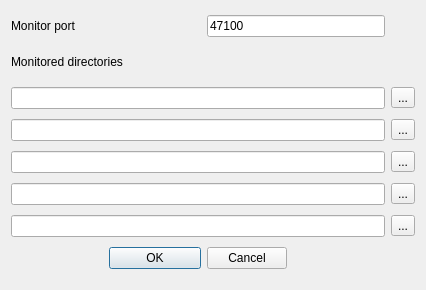
Old version of the form src/gui/runs.ui in the repository LeCAD-PEG/SOLPS-GUI.
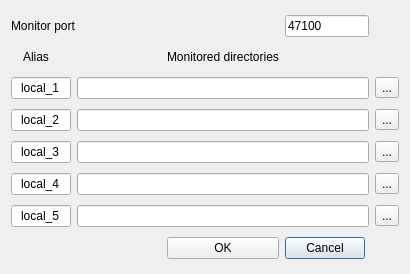
New version of the form.

Commit message: Add alias for run directories

Patch:
```diff
--- a/src/gui/runs.ui
+++ b/src/gui/runs.ui
@@ -6,38 +6,66 @@
    <rect>
     <x>0</x>
     <y>0</y>
-    <width>426</width>
-    <height>290</height>
+    <width>410</width>
+    <height>274</height>
    </rect>
   </property>
+  <property name="sizePolicy">
+   <sizepolicy hsizetype="Preferred" vsizetype="Preferred">
+    <horstretch>0</horstretch>
+    <verstretch>0</verstretch>
+   </sizepolicy>
+  </property>
   <property name="windowTitle">
    <string>Dialog</string>
   </property>
   <layout class="QGridLayout" name="gridLayout">
-   <item row="0" column="0">
-    <widget class="QLabel" name="label">
+   <item row="1" column="0">
+    <widget class="QLabel" name="label_3">
+     <property name="maximumSize">
+      <size>
+       <width>50</width>
+       <height>20</height>
+      </size>
+     </property>
+     <property name="layoutDirection">
+      <enum>Qt::LeftToRight</enum>
+     </property>
      <property name="text">
-      <string>Monitor port</string>
+      <string>Alias</string>
+     </property>
+     <property name="alignment">
+      <set>Qt::AlignCenter</set>
      </property>
     </widget>
    </item>
-   <item row="0" column="2" colspan="2">
+   <item row="0" column="3">
     <widget class="QLineEdit" name="lineEdit">
      <property name="text">
       <string>47100</string>
      </property>
     </widget>
    </item>
-   <item row="1" column="0" colspan="2">
-    <widget class="QLabel" name="label_2">
-     <property name="maximumSize">
-      <size>
-       <width>200</width>
-       <height>30</height>
-      </size>
+   <item row="2" column="1" colspan="3">
+    <widget class="QLineEdit" name="lineEdit_rundir1">
+     <property name="sizePolicy">
+      <sizepolicy hsizetype="Expanding" vsizetype="Fixed">
+       <horstretch>5</horstretch>
+       <verstretch>0</verstretch>
+      </sizepolicy>
      </property>
      <property name="text">
-      <string>Monitored directories</string>
+      <string/>
+     </property>
+    </widget>
+   </item>
+   <item row="6" column="1" colspan="3">
+    <widget class="QLineEdit" name="lineEdit_rundir5"/>
+   </item>
+   <item row="0" column="0" colspan="2">
+    <widget class="QLabel" name="label">
+     <property name="text">
+      <string>Monitor port</string>
      </property>
     </widget>
    </item>
@@ -48,6 +76,28 @@
      </property>
     </widget>
    </item>
+   <item row="5" column="0">
+    <widget class="QLineEdit" name="lineEdit_alias4">
+     <property name="minimumSize">
+      <size>
+       <width>10</width>
+       <height>0</height>
+      </size>
+     </property>
+     <property name="maximumSize">
+      <size>
+       <width>60</width>
+       <height>16777215</height>
+      </size>
+     </property>
+     <property name="text">
+      <string>local_4</string>
+     </property>
+     <property name="alignment">
+      <set>Qt::AlignCenter</set>
+     </property>
+    </widget>
+   </item>
    <item row="3" column="4">
     <widget class="QToolButton" name="toolButtonView2">
      <property name="text">
@@ -55,54 +105,13 @@
      </property>
     </widget>
    </item>
-   <item row="4" column="4">
-    <widget class="QToolButton" name="toolButtonView3">
-     <property name="text">
-      <string>...</string>
-     </property>
-    </widget>
-   </item>
-   <item row="5" column="4">
-    <widget class="QToolButton" name="toolButtonView4">
-     <property name="text">
-      <string>...</string>
-     </property>
-    </widget>
-   </item>
-   <item row="6" column="4">
-    <widget class="QToolButton" name="toolButtonView5">
-     <property name="text">
-      <string>...</string>
-     </property>
-    </widget>
-   </item>
-   <item row="3" column="0" colspan="4">
+   <item row="3" column="1" colspan="3">
     <widget class="QLineEdit" name="lineEdit_rundir2"/>
    </item>
-   <item row="4" column="0" colspan="4">
-    <widget class="QLineEdit" name="lineEdit_rundir3"/>
-   </item>
-   <item row="5" column="0" colspan="4">
+   <item row="5" column="1" colspan="3">
     <widget class="QLineEdit" name="lineEdit_rundir4"/>
    </item>
-   <item row="6" column="0" colspan="4">
-    <widget class="QLineEdit" name="lineEdit_rundir5"/>
-   </item>
-   <item row="7" column="1">
-    <widget class="QPushButton" name="pushButton_OK">
-     <property name="text">
-      <string>OK</string>
-     </property>
-    </widget>
-   </item>
-   <item row="2" column="0" colspan="4">
-    <widget class="QLineEdit" name="lineEdit_rundir1">
-     <property name="text">
-      <string/>
-     </property>
-    </widget>
-   </item>
-   <item row="7" column="2">
+   <item row="7" column="3">
     <widget class="QPushButton" name="pushButton_Cancel">
      <property name="maximumSize">
       <size>
@@ -115,6 +124,156 @@
      </property>
     </widget>
    </item>
+   <item row="4" column="1" colspan="3">
+    <widget class="QLineEdit" name="lineEdit_rundir3"/>
+   </item>
+   <item row="3" column="0">
+    <widget class="QLineEdit" name="lineEdit_alias2">
+     <property name="minimumSize">
+      <size>
+       <width>10</width>
+       <height>0</height>
+      </size>
+     </property>
+     <property name="maximumSize">
+      <size>
+       <width>60</width>
+       <height>16777215</height>
+      </size>
+     </property>
+     <property name="text">
+      <string>local_2</string>
+     </property>
+     <property name="alignment">
+      <set>Qt::AlignCenter</set>
+     </property>
+    </widget>
+   </item>
+   <item row="2" column="0">
+    <widget class="QLineEdit" name="lineEdit_alias1">
+     <property name="sizePolicy">
+      <sizepolicy hsizetype="Expanding" vsizetype="Fixed">
+       <horstretch>0</horstretch>
+       <verstretch>0</verstretch>
+      </sizepolicy>
+     </property>
+     <property name="minimumSize">
+      <size>
+       <width>10</width>
+       <height>0</height>
+      </size>
+     </property>
+     <property name="maximumSize">
+      <size>
+       <width>60</width>
+       <height>16777215</height>
+      </size>
+     </property>
+     <property name="baseSize">
+      <size>
+       <width>50</width>
+       <height>0</height>
+      </size>
+     </property>
+     <property name="text">
+      <string>local_1</string>
+     </property>
+     <property name="alignment">
+      <set>Qt::AlignCenter</set>
+     </property>
+    </widget>
+   </item>
+   <item row="6" column="4">
+    <widget class="QToolButton" name="toolButtonView5">
+     <property name="text">
+      <string>...</string>
+     </property>
+    </widget>
+   </item>
+   <item row="4" column="4">
+    <widget class="QToolButton" name="toolButtonView3">
+     <property name="text">
+      <string>...</string>
+     </property>
+    </widget>
+   </item>
+   <item row="4" column="0">
+    <widget class="QLineEdit" name="lineEdit_alias3">
+     <property name="minimumSize">
+      <size>
+       <width>10</width>
+       <height>0</height>
+      </size>
+     </property>
+     <property name="maximumSize">
+      <size>
+       <width>60</width>
+       <height>16777215</height>
+      </size>
+     </property>
+     <property name="baseSize">
+      <size>
+       <width>0</width>
+       <height>0</height>
+      </size>
+     </property>
+     <property name="text">
+      <string>local_3</string>
+     </property>
+     <property name="alignment">
+      <set>Qt::AlignCenter</set>
+     </property>
+    </widget>
+   </item>
+   <item row="6" column="0">
+    <widget class="QLineEdit" name="lineEdit_alias5">
+     <property name="minimumSize">
+      <size>
+       <width>10</width>
+       <height>0</height>
+      </size>
+     </property>
+     <property name="maximumSize">
+      <size>
+       <width>60</width>
+       <height>16777215</height>
+      </size>
+     </property>
+     <property name="text">
+      <string>local_5</string>
+     </property>
+     <property name="alignment">
+      <set>Qt::AlignCenter</set>
+     </property>
+    </widget>
+   </item>
+   <item row="5" column="4">
+    <widget class="QToolButton" name="toolButtonView4">
+     <property name="text">
+      <string>...</string>
+     </property>
+    </widget>
+   </item>
+   <item row="1" column="2">
+    <widget class="QLabel" name="label_2">
+     <property name="maximumSize">
+      <size>
+       <width>200</width>
+       <height>30</height>
+      </size>
+     </property>
+     <property name="text">
+      <string>Monitored directories</string>
+     </property>
+    </widget>
+   </item>
+   <item row="7" column="2">
+    <widget class="QPushButton" name="pushButton_OK">
+     <property name="text">
+      <string>OK</string>
+     </property>
+    </widget>
+   </item>
   </layout>
  </widget>
  <resources/>
```
The commit also changes 2 other files.
